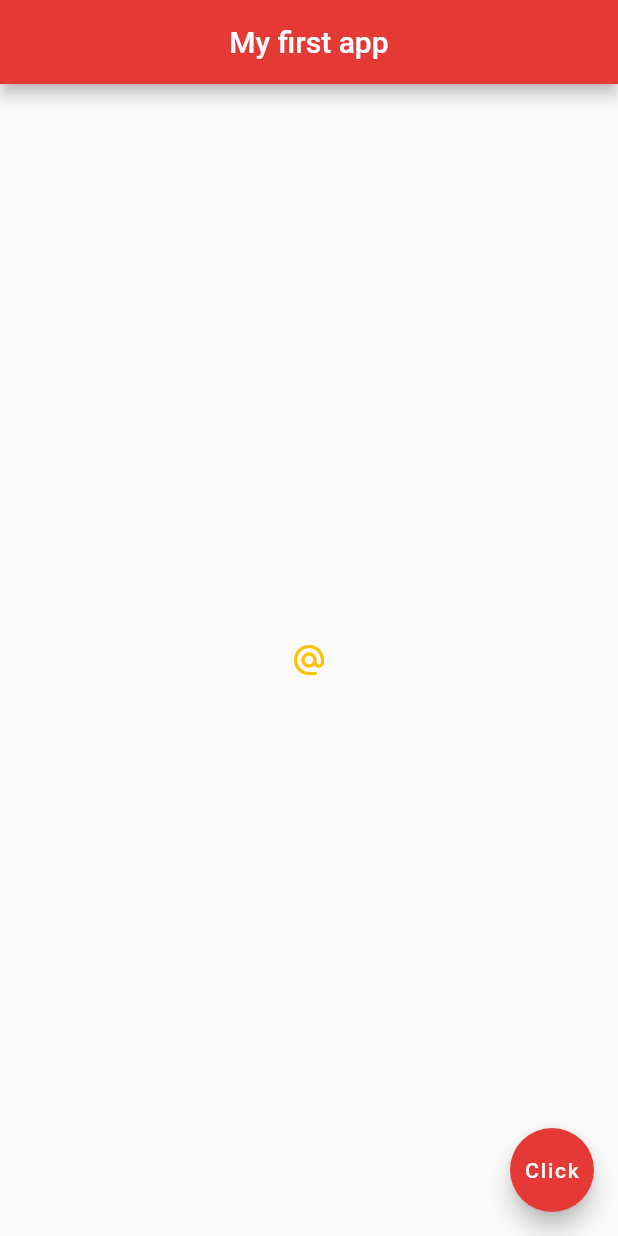
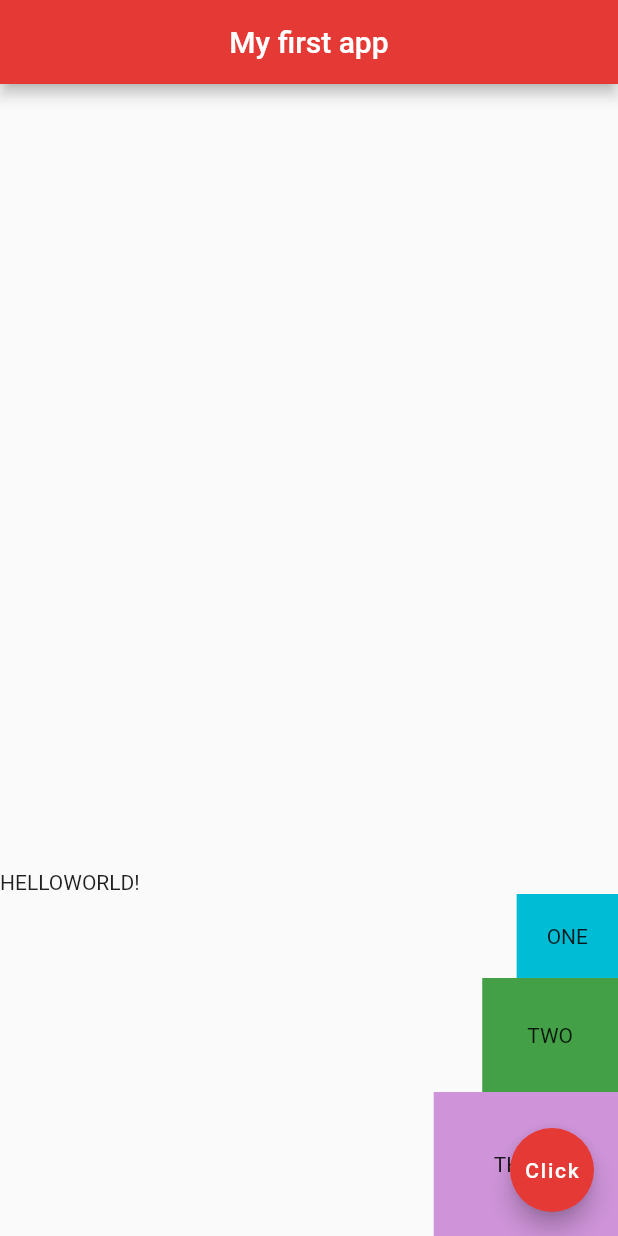
Before and after one commit to RohiniRG/Flutter-basics, a Flutter app: the screen it shows after launch, on a phone screen of 412 x 824 dp. Run offline on Flutter 3.47's test engine with Material 2 defaults, Android fonts, the light colour scheme and no system bars.

Commit message:
Rows and columns completed

```diff
--- a/first_app/lib/main.dart
+++ b/first_app/lib/main.dart
@@ -25,7 +25,7 @@ class Home extends StatelessWidget {
               600] // all colours from material design available // [] shows strength
           ), // appBar property having AppBar widget
 
-      body: Center(
+      // body: Center(
       //   child: Text(
       //     'Hello, World!',
       //     style: TextStyle(
@@ -78,12 +78,75 @@ class Home extends StatelessWidget {
       //   color: Colors.amber,
       // )
 
-        child: IconButton(
-            onPressed: () {
-              print('You clicked me!');
-            },
-            icon: Icon(Icons.alternate_email),
-            color: Colors.amber),
+      // child: IconButton(
+      //     onPressed: () {
+      //       print('You clicked me!');
+      //     },
+      //     icon: Icon(Icons.alternate_email),
+      //     color: Colors.amber),
+
+      // body: Container(
+      //   // container acts as wrapper to all widgets
+      //   // container restricts itself to size of child widgets
+      //   padding: EdgeInsets.fromLTRB(
+      //       10.0, 20.0, 30.0, 40.0), // padding goes inside the container
+      //   margin: EdgeInsets.all(
+      //       30.0), // margin goes outside and around the container
+      //   color: Colors.grey[400],
+      //   child: Text('HELLO!!'),
+      // ),
+
+      // body: Padding(
+      //   // doesn't allow margin, color property
+      //   padding: EdgeInsets.all(90.0),
+      //   child: Text('HELLOOOO!'),
+      // ),
+
+      // body: Row(
+      //   // main axis:going across the row (towards right)
+      //   // cross axis:perpendicular axis (downwards)
+      //   mainAxisAlignment: MainAxisAlignment
+      //       .spaceEvenly, // controlls how things are alligned on the axis
+      //   crossAxisAlignment: CrossAxisAlignment.start,
+      //   children: [
+      //     Text('Hello, World!'),
+      //     FlatButton(
+      //       onPressed: () {},
+      //       color: Colors.amber[600],
+      //       child: Text('Click ME!!'),
+      //     ),
+      //     Container(
+      //       color: Colors.cyan,
+      //       padding: EdgeInsets.all(30.0),
+      //       child: Text('Inside container'),
+      //     )
+      //   ], // multiple child widgets
+      // ),
+
+      body: Column(
+        // main axis is vertical and cross axis is horizontal
+        mainAxisAlignment: MainAxisAlignment.end,
+        crossAxisAlignment: CrossAxisAlignment.end,
+        children: [
+          Row(
+            children: [Text('HELLO'), Text('WORLD!')],
+          ),
+          Container(
+            padding: EdgeInsets.all(20.0),
+            color: Colors.cyan,
+            child: Text('ONE'),
+          ),
+          Container(
+            padding: EdgeInsets.all(30.0),
+            color: Colors.green[600],
+            child: Text('TWO'),
+          ),
+          Container(
+            padding: EdgeInsets.all(40.0),
+            color: Colors.purple[200],
+            child: Text('THREE'),
+          )
+        ],
       ),
 
       floatingActionButton: FloatingActionButton(
```
Lines whose indentation alone changed are shown as unchanged.
